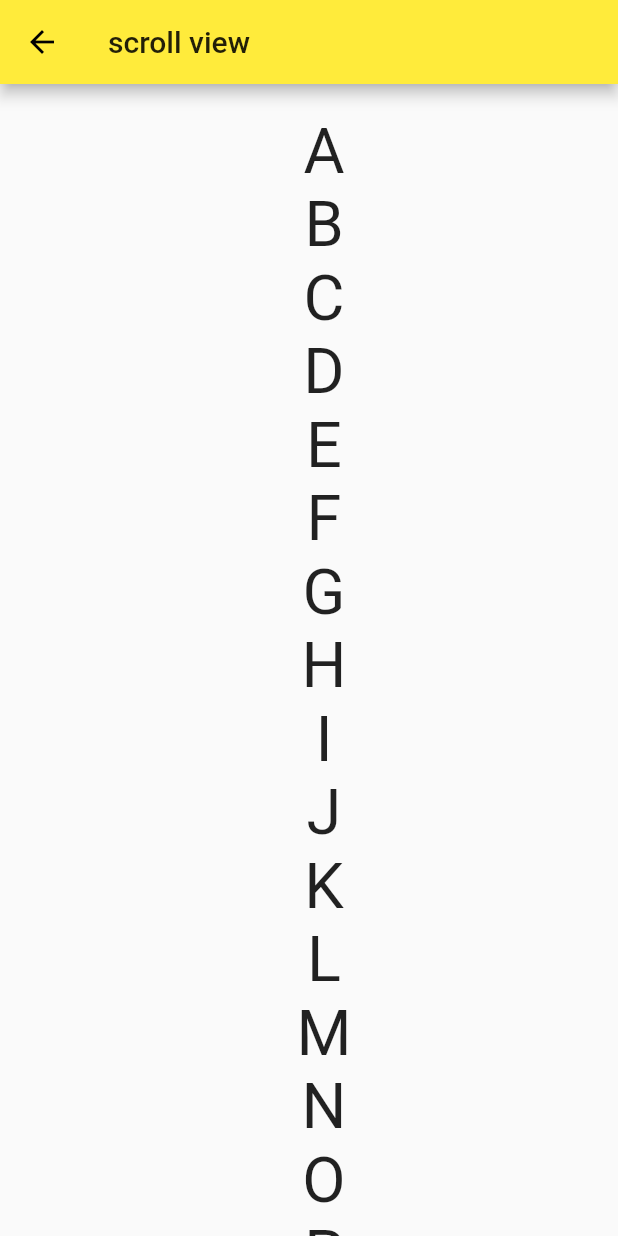
After one commit to gaowei1012/flutter_learn, a Flutter app: the HomePage screen opened directly, after a tap on "scroll view", on a phone screen of 412 x 824 dp. The commit adds this screen. Run offline on Flutter 3.47's test engine with Material 2 defaults, Android fonts, the phone set to English and light mode, and no system bars; our stand-ins replace dio, flutter_swiper, font_awesome_flutter; missing offline and left inert: random_pk.

Commit message:
add singchildscrollview

```diff
--- a/lib/page/home/home_page.dart
+++ b/lib/page/home/home_page.dart
@@ -9,6 +9,7 @@ import 'package:music/widget/login_base_page.dart';
 import 'package:music/widget/pading_page.dart';
 import 'package:music/widget/row_column_wrap.dart';
 import 'package:music/widget/scaffold_tabbar_page.dart';
+import 'package:music/widget/singlechildscrollview.dart';
 import 'package:music/widget/swiper_page.dart';
 import 'package:music/widget/textinput_form_page.dart';
 
@@ -82,6 +83,10 @@ class _HomePageState extends State<HomePage> {
               RaisedButton(
                 onPressed: _decration,
                 child: Text('box decration'),
+              ),
+              RaisedButton(
+                onPressed: _scrollview,
+                child: Text('scroll view'),
               )
             ],
           )
@@ -150,4 +155,9 @@ class _HomePageState extends State<HomePage> {
     Navigator.push(
         context, MaterialPageRoute(builder: (context) => DecoratedBoxPage()));
   }
+
+  _scrollview() {
+    Navigator.push(context,
+        MaterialPageRoute(builder: (context) => SingleChinldScrollViewPage()));
+  }
 }
--- /dev/null
+++ b/lib/widget/singlechildscrollview.dart
@@ -0,0 +1,38 @@
+import 'package:flutter/material.dart';
+
+class SingleChinldScrollViewPage extends StatefulWidget {
+  @override
+  _SingleChinldScrollViewPageState createState() =>
+      _SingleChinldScrollViewPageState();
+}
+
+class _SingleChinldScrollViewPageState
+    extends State<SingleChinldScrollViewPage> {
+  @override
+  Widget build(BuildContext context) {
+    String str = 'ABCDEFGHIJKLMNOPQRSTUVWXYZ';
+    return Scaffold(
+      appBar: AppBar(
+        title: Text('scroll view'),
+      ),
+      body: Container(
+          width: MediaQuery.of(context).size.width,
+          alignment: Alignment.center,
+          child: Scrollbar(
+            child: SingleChildScrollView(
+              /// 垂直滚动
+              scrollDirection: Axis.vertical,
+              padding: EdgeInsets.only(top: 20, left: 20),
+              child: Column(
+                  children: str
+                      .split("")
+                      .map((c) => Text(
+                            c,
+                            textScaleFactor: 3.0,
+                          ))
+                      .toList()),
+            ),
+          )),
+    );
+  }
+}
```
